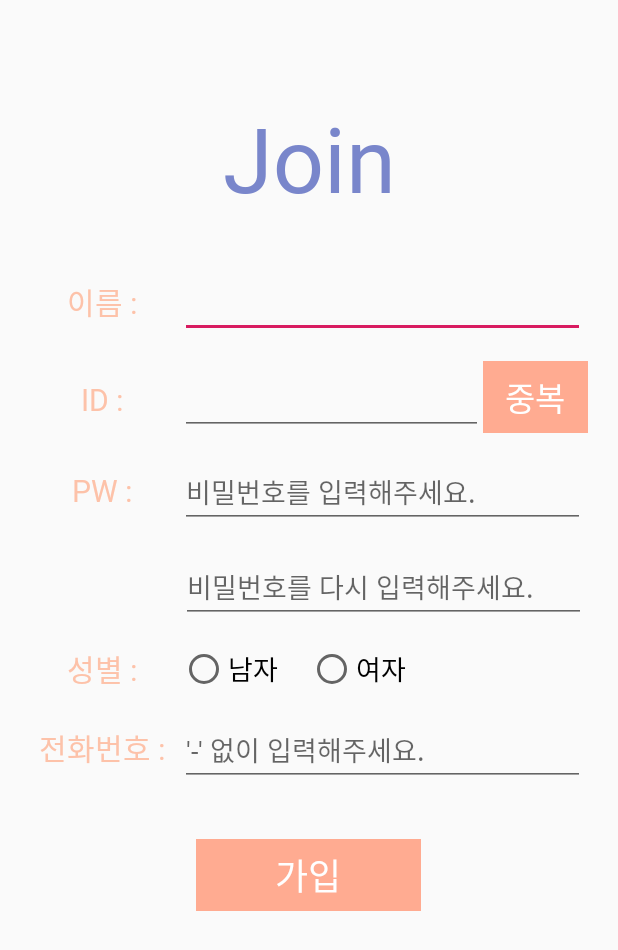
After one commit to YuJeong03/IoT_Android_Project, an Android app: the join screen opened directly, with no data from a screen before it, on a phone screen of 412 x 824 dp. The commit adds this screen. Shown: the top 950 px of the screen. Run offline under Robolectric (Android 15) with nearby library versions, the phone set to English and light mode, and no system bars.

Commit message:
2020/05/18 commit3 !!

```diff
--- a/app/build.gradle
+++ b/app/build.gradle
@@ -23,6 +23,8 @@ dependencies {
     implementation fileTree(dir: 'libs', include: ['*.jar'])
     implementation 'androidx.appcompat:appcompat:1.0.2'
     implementation 'androidx.constraintlayout:constraintlayout:1.1.3'
+    implementation 'androidx.annotation:annotation:1.0.2'
+    implementation 'androidx.lifecycle:lifecycle-extensions:2.2.0'
     testImplementation 'junit:junit:4.12'
     androidTestImplementation 'androidx.test:runner:1.1.1'
     androidTestImplementation 'androidx.test.espresso:espresso-core:3.1.1'
--- /dev/null
+++ b/app/src/main/java/com/example/iot_android_project/join.java
@@ -0,0 +1,141 @@
+package com.example.iot_android_project;
+
+import androidx.appcompat.app.AppCompatActivity;
+
+import android.app.ProgressDialog;
+import android.os.AsyncTask;
+import android.os.Bundle;
+import android.view.View;
+import android.widget.Button;
+import android.widget.EditText;
+import android.widget.RadioButton;
+import android.widget.Toast;
+
+import java.io.BufferedReader;
+import java.io.InputStreamReader;
+import java.io.OutputStreamWriter;
+import java.net.URL;
+import java.net.URLConnection;
+import java.net.URLEncoder;
+
+public class join extends AppCompatActivity {
+
+    EditText id_edit, pw_edit, name_edit, pw_edit_1, phone_edit;
+    RadioButton man, woman;
+    String gender;
+    @Override
+    protected void onCreate(Bundle savedInstanceState) {
+        super.onCreate(savedInstanceState);
+        setContentView(R.layout.activity_join);
+
+        name_edit = (EditText) findViewById(R.id.editText);
+        id_edit = (EditText) findViewById(R.id.editText2);
+        pw_edit = (EditText) findViewById(R.id.editText3);
+        pw_edit_1 = (EditText) findViewById(R.id.editText4);
+        phone_edit = (EditText) findViewById(R.id.editText5);
+        man = (RadioButton) findViewById(R.id.radioButton);
+        woman = (RadioButton) findViewById(R.id.radioButton2);
+
+        Button sign_up = (Button) findViewById(R.id.button2);
+
+        sign_up.setOnClickListener(new View.OnClickListener() {
+            @Override
+            public void onClick(View v) {
+                insert(v);
+            }
+        });
+
+        man.setOnClickListener(new View.OnClickListener() {
+            @Override
+            public void onClick(View v) {
+                gender = "0";
+            }
+        });
+
+        woman.setOnClickListener(new View.OnClickListener() {
+            @Override
+            public void onClick(View v) {
+                gender = "1";
+            }
+        });
+    }
+
+    public void insert(View view) {
+        String id = id_edit.getText().toString();
+        String pw = pw_edit.getText().toString();
+        String name = name_edit.getText().toString();
+        String phone = phone_edit.getText().toString();
+        String gender_value = gender;
+
+        insertoToDatabase(id, pw, name, phone, gender_value);
+    }
+
+    private void insertoToDatabase(final String id, final String pw, final String name, final String phone, final String gender_value) {
+        class InsertData extends AsyncTask<String, Void, String> {
+            ProgressDialog loading;
+
+            @Override
+            protected void onPreExecute() {
+                super.onPreExecute();
+                loading = ProgressDialog.show(join.this, "Please Wait", null, true, true);
+            }
+
+            @Override
+            protected void onPostExecute(String s) {
+                super.onPostExecute(s);
+                loading.dismiss();
+                Toast.makeText(getApplicationContext(), "저장되었습니다.", Toast.LENGTH_LONG).show();
+
+                finish();
+            }
+
+            @Override
+            protected String doInBackground(String... params) {
+
+                try {
+                    String id = (String) params[0];
+                    String pw = (String) params[1];
+                    String name = (String) params[2];
+                    String phone = (String) params[3];
+                    String gender_value = (String) params[4];
+
+
+                    String link = "http://203.234.62.84:8088/member_insert.php";
+                    String data = URLEncoder.encode("id", "UTF-8") + "=" + URLEncoder.encode(id, "UTF-8");
+                    data += "&" + URLEncoder.encode("pw", "UTF-8") + "=" + URLEncoder.encode(pw, "UTF-8");
+                    data += "&" + URLEncoder.encode("name", "UTF-8") + "=" + URLEncoder.encode(name, "UTF-8");
+                    data += "&" + URLEncoder.encode("phone", "UTF-8") + "=" + URLEncoder.encode(phone, "UTF-8");
+                    data += "&" + URLEncoder.encode("gender", "UTF-8") + "=" + URLEncoder.encode(gender_value, "UTF-8");
+
+
+                    URL url = new URL(link);
+                    URLConnection conn = url.openConnection();
+
+                    conn.setDoOutput(true);
+                    OutputStreamWriter wr = new OutputStreamWriter(conn.getOutputStream());
+
+                    wr.write(data);
+                    wr.flush();
+
+                    BufferedReader reader = new BufferedReader(new InputStreamReader(conn.getInputStream()));
+
+                    StringBuilder sb = new StringBuilder();
+                    String line = null;
+
+                    // Read Server Response
+                    while ((line = reader.readLine()) != null) {
+                        sb.append(line);
+                        break;
+                    }
+                    return sb.toString();
+                } catch (Exception e) {
+                    return new String("Exception: " + e.getMessage());
+                }
+            }
+        }
+        InsertData task = new InsertData();
+        task.execute(id, pw, name, phone, gender_value);
+
+
+    }
+}
--- a/app/src/main/java/com/example/iot_android_project/splash.java
+++ b/app/src/main/java/com/example/iot_android_project/splash.java
@@ -16,7 +16,7 @@ public class splash extends Activity {
         }catch (InterruptedException e){
             e.printStackTrace();
         }
-        startActivity(new Intent(this, MainActivity.class));
+        startActivity(new Intent(this, login.class));
         finish();
     }
 
--- a/app/src/main/res/layout/activity_fragment1_1.xml
+++ b/app/src/main/res/layout/activity_fragment1_1.xml
@@ -2,7 +2,8 @@
 <LinearLayout xmlns:android="http://schemas.android.com/apk/res/android"
     android:layout_width="match_parent"
     android:layout_height="match_parent"
-    android:orientation="vertical">
+    android:orientation="vertical"
+    android:padding="15dp">
 
     <LinearLayout
         android:layout_width="match_parent"
@@ -80,6 +81,7 @@
                         android:layout_width="wrap_content"
                         android:layout_height="wrap_content"
                         android:layout_weight="1"
+                        android:checked="true"
                         android:text="1마리" />
 
                     <RadioButton
@@ -183,6 +185,7 @@
                         android:layout_width="wrap_content"
                         android:layout_height="wrap_content"
                         android:layout_weight="1"
+                        android:checked="true"
                         android:text="단기간" />
 
                     <RadioButton
@@ -249,6 +252,7 @@
                         android:layout_width="wrap_content"
                         android:layout_height="wrap_content"
                         android:layout_weight="1"
+                        android:checked="true"
                         android:text="단기간" />
 
                     <RadioButton
--- /dev/null
+++ b/app/src/main/res/layout/activity_join.xml
@@ -0,0 +1,254 @@
+<?xml version="1.0" encoding="utf-8"?>
+<LinearLayout xmlns:android="http://schemas.android.com/apk/res/android"
+    xmlns:app="http://schemas.android.com/apk/res-auto"
+    xmlns:tools="http://schemas.android.com/tools"
+    android:layout_width="match_parent"
+    android:layout_height="match_parent"
+    android:orientation="vertical"
+    tools:context=".login">
+
+    <LinearLayout
+        android:layout_width="match_parent"
+        android:layout_height="match_parent"
+        android:gravity="center_horizontal"
+        android:orientation="vertical"
+        android:padding="20dp">
+
+        <LinearLayout
+            android:layout_width="match_parent"
+            android:layout_height="150dp"
+            android:layout_marginTop="10dp"
+            android:gravity="center"
+            android:orientation="horizontal">
+
+            <TextView
+                android:id="@+id/textView1"
+                android:layout_width="match_parent"
+                android:layout_height="wrap_content"
+                android:gravity="center"
+                android:text="Join"
+                android:textColor="#7986CB"
+                android:textSize="60sp"
+                app:fontFamily="@font/binggrae_bold" />
+        </LinearLayout>
+
+        <LinearLayout
+            android:layout_width="wrap_content"
+            android:layout_height="wrap_content"
+            android:layout_gravity="left"
+            android:layout_marginBottom="15dp"
+            android:gravity="left"
+            android:orientation="horizontal">
+
+            <TextView
+                android:id="@+id/textView7"
+                android:layout_width="100dp"
+                android:layout_height="wrap_content"
+                android:gravity="center_horizontal"
+                android:text="이름 : "
+                android:textColor="#FDC2A9"
+                android:textSize="20sp"
+                app:fontFamily="@font/binggrae_bold" />
+
+            <EditText
+                android:id="@+id/editText"
+                android:layout_width="270dp"
+                android:layout_height="wrap_content"
+                android:layout_weight="1"
+                android:ems="10"
+                android:inputType="textPersonName"
+                android:textColor="#FDC2A9"
+                android:textColorHighlight="#FDC2A9"
+                android:textColorLink="#FDC2A9"
+                android:textSize="18sp"
+                app:fontFamily="@font/binggrae" />
+
+        </LinearLayout>
+
+        <LinearLayout
+            android:layout_width="wrap_content"
+            android:layout_height="wrap_content"
+            android:layout_gravity="left"
+            android:layout_marginBottom="15dp"
+            android:gravity="left"
+            android:orientation="horizontal">
+
+            <TextView
+                android:id="@+id/textView2"
+                android:layout_width="100dp"
+                android:layout_height="wrap_content"
+                android:gravity="center_horizontal"
+                android:text="ID : "
+                android:textColor="#FDC2A9"
+                android:textSize="20sp"
+                app:fontFamily="@font/binggrae_bold" />
+
+            <EditText
+                android:id="@+id/editText2"
+                android:layout_width="220dp"
+                android:layout_height="wrap_content"
+                android:layout_weight="1"
+                android:ems="10"
+                android:inputType="textPersonName"
+                android:textColor="#FDC2A9"
+                android:textColorHighlight="#FDC2A9"
+                android:textColorLink="#FDC2A9"
+                android:textSize="18sp"
+                app:fontFamily="@font/binggrae" />
+
+            <Button
+                android:id="@+id/button4"
+                android:layout_width="wrap_content"
+                android:layout_height="wrap_content"
+                android:layout_weight="1"
+                android:background="#FFAB91"
+                android:stateListAnimator="@null"
+                android:text="중복"
+                android:textColor="#FFFFFF"
+                android:textSize="22sp"
+                app:fontFamily="@font/binggrae" />
+        </LinearLayout>
+
+        <LinearLayout
+            android:layout_width="wrap_content"
+            android:layout_height="wrap_content"
+            android:layout_gravity="center|left"
+            android:layout_marginBottom="15dp"
+            android:orientation="horizontal">
+
+            <TextView
+                android:id="@+id/textView3"
+                android:layout_width="100dp"
+                android:layout_height="wrap_content"
+                android:gravity="center_horizontal"
+                android:text="PW : "
+                android:textColor="#FDC2A9"
+                android:textSize="20sp"
+                app:fontFamily="@font/binggrae_bold" />
+
+            <EditText
+                android:id="@+id/editText3"
+                android:layout_width="270dp"
+                android:layout_height="wrap_content"
+                android:layout_weight="1"
+                android:ems="10"
+                app:fontFamily="@font/binggrae"
+                android:hint="비밀번호를 입력해주세요."
+                android:inputType="textPassword"
+                android:textSize="18sp" />
+
+        </LinearLayout>
+
+        <LinearLayout
+            android:layout_width="wrap_content"
+            android:layout_height="wrap_content"
+            android:layout_marginBottom="15dp"
+            android:orientation="horizontal">
+
+            <TextView
+                android:id="@+id/textView"
+                android:layout_width="100dp"
+                android:layout_height="wrap_content"
+                android:gravity="center_horizontal"
+                android:textColor="#FDC2A9"
+                android:textSize="20sp"
+                app:fontFamily="@font/binggrae_bold" />
+
+            <EditText
+                android:id="@+id/editText4"
+                android:layout_width="270dp"
+                android:layout_height="wrap_content"
+                android:layout_weight="1"
+                android:ems="10"
+                app:fontFamily="@font/binggrae"
+                android:hint="비밀번호를 다시 입력해주세요."
+                android:inputType="textPassword"
+                android:textSize="18sp" />
+        </LinearLayout>
+
+        <LinearLayout
+            android:layout_width="wrap_content"
+            android:layout_height="wrap_content"
+            android:layout_gravity="center|left"
+            android:layout_marginBottom="15dp"
+            android:orientation="horizontal">
+
+            <TextView
+                android:id="@+id/textView4"
+                android:layout_width="100dp"
+                android:layout_height="wrap_content"
+                android:gravity="center_horizontal"
+                android:text="성별 : "
+                android:textColor="#FDC2A9"
+                android:textSize="20sp"
+                app:fontFamily="@font/binggrae_bold" />
+
+            <RadioGroup
+                android:layout_width="match_parent"
+                android:layout_height="match_parent"
+                android:orientation="horizontal">
+
+                <RadioButton
+                    android:id="@+id/radioButton"
+                    android:layout_width="wrap_content"
+                    android:layout_height="wrap_content"
+                    android:layout_marginRight="20dp"
+                    app:fontFamily="@font/binggrae"
+                    android:text="남자"
+                    android:textSize="18sp" />
+
+                <RadioButton
+                    android:id="@+id/radioButton2"
+                    android:layout_width="match_parent"
+                    android:layout_height="wrap_content"
+                    app:fontFamily="@font/binggrae"
+                    android:text="여자"
+                    android:textSize="18sp" />
+            </RadioGroup>
+
+        </LinearLayout>
+
+        <LinearLayout
+            android:layout_width="wrap_content"
+            android:layout_height="wrap_content"
+            android:layout_gravity="center|left"
+            android:layout_marginBottom="15dp"
+            android:orientation="horizontal">
+
+            <TextView
+                android:id="@+id/textView5"
+                android:layout_width="100dp"
+                android:layout_height="wrap_content"
+                android:gravity="center_horizontal"
+                android:text="전화번호 : "
+                android:textColor="#FDC2A9"
+                android:textSize="20sp"
+                app:fontFamily="@font/binggrae_bold" />
+
+            <EditText
+                android:id="@+id/editText5"
+                android:layout_width="270dp"
+                android:layout_height="wrap_content"
+                android:layout_weight="1"
+                android:ems="10"
+                android:hint="'-' 없이 입력해주세요."
+                android:textSize="18sp"
+                app:fontFamily="@font/binggrae" />
+
+        </LinearLayout>
+
+        <Button
+            android:id="@+id/button2"
+            android:layout_width="150dp"
+            android:layout_height="wrap_content"
+            android:layout_marginTop="20dp"
+            android:background="#FFAB91"
+
+            android:text="가입"
+            android:textColor="#FFFFFF"
+            android:textSize="24sp"
+            android:stateListAnimator="@null"
+            app:fontFamily="@font/binggrae" />
+
+    </LinearLayout>
+</LinearLayout>
--- a/app/src/main/res/layout/activity_main.xml
+++ b/app/src/main/res/layout/activity_main.xml
@@ -23,7 +23,9 @@
                 android:layout_width="match_parent"
                 android:layout_height="wrap_content"
                 android:orientation="horizontal"
-                android:padding="5dp">
+                android:paddingLeft="5dp"
+                android:paddingTop="5dp"
+                android:paddingRight="5dp">
 
                 <FrameLayout
                     android:layout_width="wrap_content"
@@ -51,7 +53,7 @@
                     android:gravity="center|center_horizontal"
                     android:text="Good Care"
                     android:textColor="#7986CB"
-                    android:textSize="36sp" />
+                    android:textSize="40sp" />
 
             </LinearLayout>
 
--- a/app/src/main/res/values/styles.xml
+++ b/app/src/main/res/values/styles.xml
@@ -12,9 +12,9 @@
         <item name="android:windowBackground">@drawable/splash</item>
     </style>
 
-    <style name="TabTheme" parent="Theme.AppCompat.Light.DarkActionBar">
 
-        <item name="colorAccent">#FDC2A9</item>                    <!-- 하단 움직이는 바 색-->
+    <style name="Theme" parent="Theme.AppCompat.Light.DarkActionBar">
+        <item name="colorPrimary">#FDC2A9</item>                    <!-- 하단 움직이는 바 색-->
     </style>
 
 </resources>
```
Also changed, not shown: app/src/main/AndroidManifest.xml (+10 -2 lines), app/src/main/java/com/example/iot_android_project/login.java (added, +35 -0 lines), app/src/main/res/layout/activity_login2.xml (added, +119 -0 lines), app/src/main/res/values/strings.xml (+9 -0 lines), app/src/main/res/drawable/splash.png.
